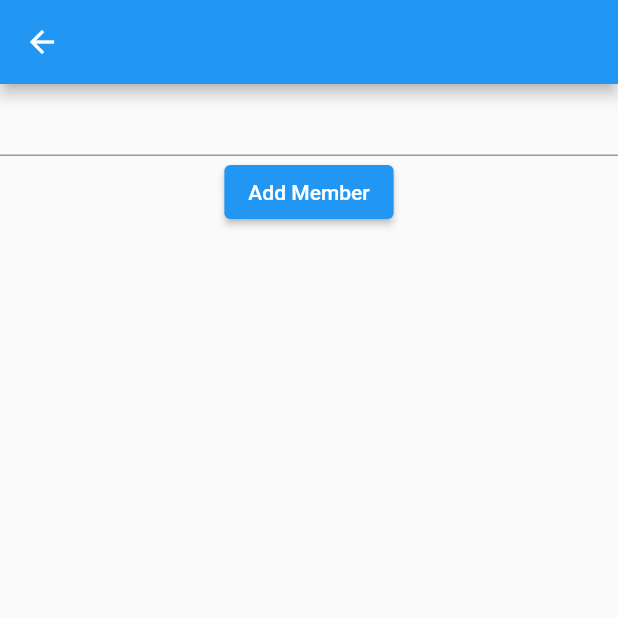
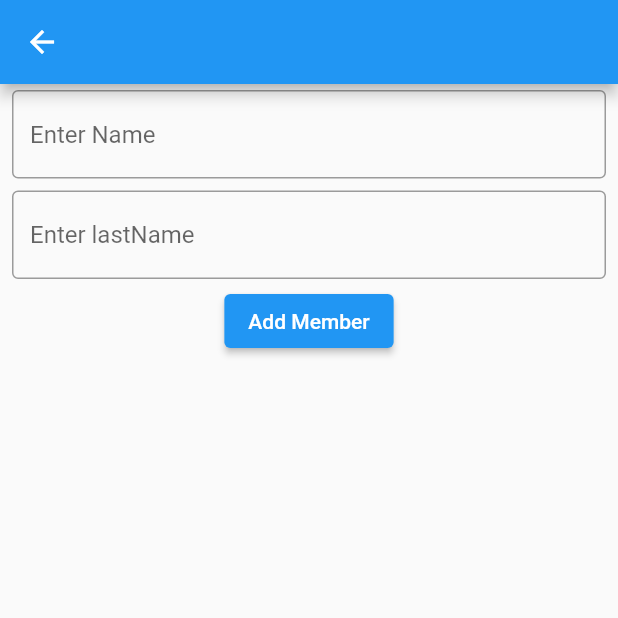
Before and after one commit to Boonyarit-siol/testswift, a Flutter app: the AddPage screen opened directly, on a phone screen of 412 x 824 dp, the top half of it. Run offline on Flutter 3.47's test engine with Material 2 defaults, Android fonts, the phone set to English and light mode, and no system bars.

Commit message:
update add page

```diff
--- a/lib/add_page.dart
+++ b/lib/add_page.dart
@@ -5,6 +5,11 @@ import 'main.dart';
 import 'person.dart';
 
 class AddPage extends StatelessWidget {
+  final name = TextEditingController();
+  final lastName = TextEditingController();
+  final age = TextEditingController();
+  final phoneNumber = TextEditingController();
+  final province = TextEditingController();
   final ctrl = TextEditingController();
   AddPage({Key? key}) : super(key: key);
 
@@ -16,17 +21,34 @@ class AddPage extends StatelessWidget {
       appBar: AppBar(),
       body: Column(
         children: [
-          TextField(
-            controller: ctrl,
+          Padding(
+            padding: const EdgeInsets.symmetric(horizontal: 8, vertical: 4),
+            child: TextField(
+              controller: name,
+              decoration: const InputDecoration(
+                border: OutlineInputBorder(),
+                hintText: 'Enter Name',
+              ),
+            ),
+          ),
+          Padding(
+            padding: const EdgeInsets.symmetric(horizontal: 8, vertical: 4),
+            child: TextField(
+              controller: lastName,
+              decoration: const InputDecoration(
+                border: OutlineInputBorder(),
+                hintText: 'Enter lastName',
+              ),
+            ),
           ),
           ElevatedButton(
               onPressed: () {
                 todo.personalAdd(Personal(
-                    name: ctrl.text,
-                    lastName: ctrl.text,
-                    age: ctrl.text,
-                    phoneNumber: ctrl.text,
-                    province: ctrl.text));
+                    name: name.text,
+                    lastName: lastName.text,
+                    age: age.text,
+                    phoneNumber: phoneNumber.text,
+                    province: province.text));
                 Navigator.pop(context);
               },
               child: const Text("Add Member")),
--- a/lib/edit_page.dart
+++ b/lib/edit_page.dart
@@ -5,7 +5,13 @@ import 'state.dart';
 
 class EditPage extends StatelessWidget {
   final int index;
+  final name = TextEditingController();
+  final lastName = TextEditingController();
+  final age = TextEditingController();
+  final phoneNumber = TextEditingController();
+  final province = TextEditingController();
   final ctrl = TextEditingController();
+
   EditPage(this.index, {Key? key}) : super(key: key);
 
   @override
```
